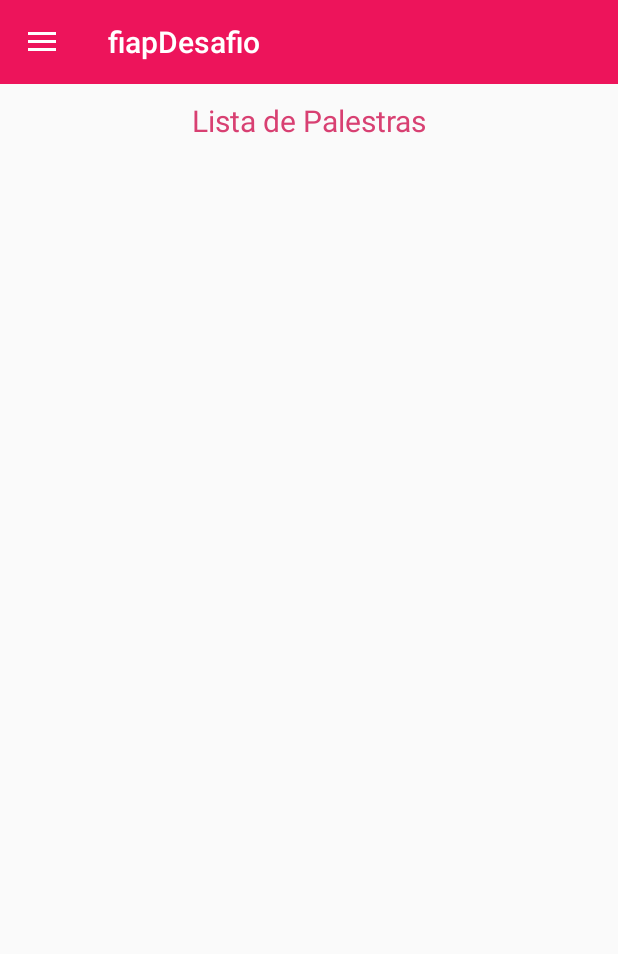
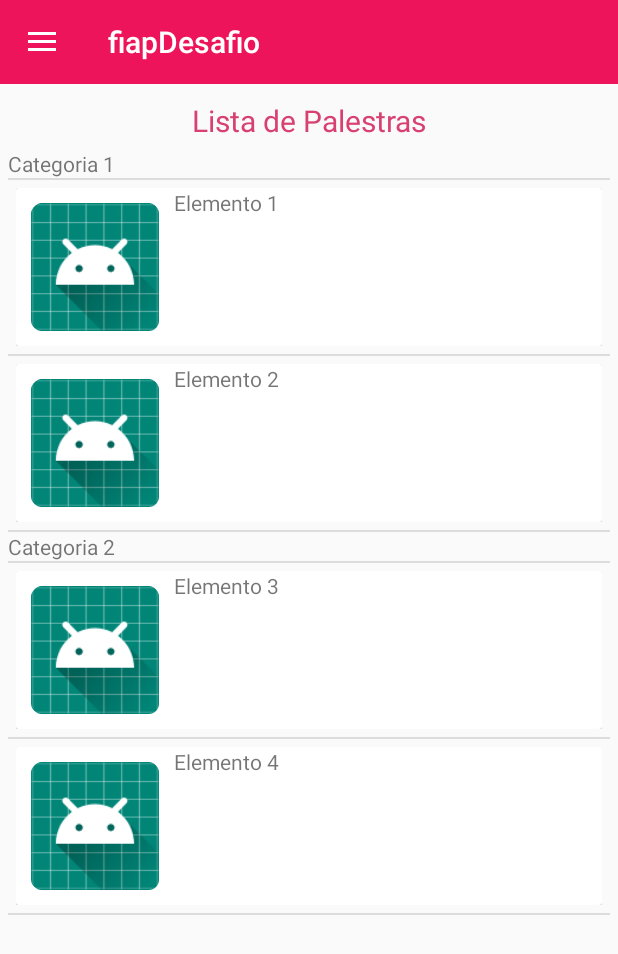
Before and after one commit to jose-leles/desafio-palestras, an Android app: the screen it shows after launch (MainActivity), on a phone screen of 412 x 824 dp. Shown: the top 954 px of the screen. Run offline under Robolectric (Android 15) with nearby library versions, the phone set to English and light mode, and no system bars.

Commit message:
adding sectionaded list in the fragment palestras

```diff
--- a/mobile/fiapDesafio/app/build.gradle
+++ b/mobile/fiapDesafio/app/build.gradle
@@ -37,4 +37,7 @@ dependencies {
     implementation 'com.android.support:support-v4:28.0.0'
     androidTestImplementation 'com.android.support.test:runner:1.0.2'
     androidTestImplementation 'com.android.support.test.espresso:espresso-core:3.0.2'
+
+    //teste com o SectionedReciclerViewAdapter
+    //implementation 'io.github.luizgrp.sectionedrecyclerviewadapter:sectionedrecyclerviewadapter:2.1.0'
 }
--- a/mobile/fiapDesafio/app/src/main/AndroidManifest.xml
+++ b/mobile/fiapDesafio/app/src/main/AndroidManifest.xml
@@ -1,6 +1,6 @@
 <?xml version="1.0" encoding="utf-8"?>
 <manifest xmlns:android="http://schemas.android.com/apk/res/android"
-    package="br.com.joseleles.fiapdesafio" >
+    package="br.com.joseleles.fiapdesafio">
 
     <application
         android:allowBackup="true"
@@ -8,7 +8,7 @@
         android:label="@string/app_name"
         android:roundIcon="@mipmap/ic_launcher_round"
         android:supportsRtl="true"
-        android:theme="@style/AppTheme" >
+        android:theme="@style/AppTheme">
         <activity android:name=".views.activities.MainActivity" >
             <intent-filter>
                 <action android:name="android.intent.action.MAIN" />
--- a/mobile/fiapDesafio/app/src/main/java/br/com/joseleles/fiapdesafio/models/Categoria.java
+++ b/mobile/fiapDesafio/app/src/main/java/br/com/joseleles/fiapdesafio/models/Categoria.java
@@ -19,6 +19,7 @@ public class Categoria implements Parcelable {
     private List<Palestra> palestras;
 
 
+    public Categoria(){}
 
     public Categoria(Parcel source){
         codigo = source.readInt();
@@ -52,23 +53,17 @@ public class Categoria implements Parcelable {
     }
 
 
-
-
-
-
-
-
     public int getCodigo() {return codigo; }
 
-    public void setCodigo(int codigo) { codigo = codigo; }
+    public void setCodigo(int codigo) { this.codigo = codigo; }
 
     public String getDescricao() { return descricao; }
 
-    public void setDescricao(String descricao) { descricao = descricao; }
+    public void setDescricao(String descricao) { this.descricao = descricao; }
 
-    public List<br.com.joseleles.fiapdesafio.models.Palestra> getPalestra() { return palestras; }
+    public List<Palestra> getPalestras() { return palestras; }
 
-    public void setPalestra(List<Palestra> palestra) { palestras = palestra; }
+    public void setPalestras(List<Palestra> palestras) { this.palestras = palestras; }
 
 
 }
--- a/mobile/fiapDesafio/app/src/main/java/br/com/joseleles/fiapdesafio/models/Palestra.java
+++ b/mobile/fiapDesafio/app/src/main/java/br/com/joseleles/fiapdesafio/models/Palestra.java
@@ -44,6 +44,8 @@ public class Palestra implements Parcelable {
     @SerializedName("HoraInscricao")
     private String horaInscricao;
 
+
+    public Palestra(){}
 
     public Palestra(Parcel source){
         codigo = source.readInt();
@@ -103,43 +105,43 @@ public class Palestra implements Parcelable {
 
     public String getImagem() { return imagem; }
 
-    public void setImagem(String imagem) { imagem = imagem; }
+    public void setImagem(String imagem) { this.imagem = imagem; }
 
     public String getTitulo() { return titulo; }
 
-    public void setTitulo(String titulo) { titulo = titulo; }
+    public void setTitulo(String titulo) { this.titulo = titulo; }
 
     public String getPalestrante() { return palestrante; }
 
-    public void setPalestrante(String palestrante) { palestrante = palestrante; }
+    public void setPalestrante(String palestrante) { this.palestrante = palestrante; }
 
     public String getDescricao() { return descricao; }
 
-    public void setDescricao(String descricao) { descricao = descricao; }
+    public void setDescricao(String descricao) { this.descricao = descricao; }
 
     public String getData() { return data; }
 
-    public void setData(String data) { data = data; }
+    public void setData(String data) { this.data = data; }
 
     public String getHora() { return hora; }
 
-    public void setHora(String hora) { hora = hora; }
+    public void setHora(String hora) { this.hora = hora; }
 
     public int getQtdVagasDisponiveis() { return qtdVagasDisponiveis; }
 
-    public void setQtdVagasDisponiveis(int qtdVagasDisponiveis) { qtdVagasDisponiveis = qtdVagasDisponiveis; }
+    public void setQtdVagasDisponiveis(int qtdVagasDisponiveis) { this.qtdVagasDisponiveis = qtdVagasDisponiveis; }
 
     public String getEmailCadastrado() { return emailCadastrado; }
 
-    public void setEmailCadastrado(String emailCadastrado) { emailCadastrado = emailCadastrado; }
+    public void setEmailCadastrado(String emailCadastrado) { this.emailCadastrado = emailCadastrado; }
 
     public String getDataInscricao() { return dataInscricao; }
 
-    public void setDataInscricao(String dataInscricao) { dataInscricao = dataInscricao; }
+    public void setDataInscricao(String dataInscricao) { this.dataInscricao = dataInscricao; }
 
     public String getHoraInscricao() { return horaInscricao; }
 
-    public void setHoraInscricao(String horaInscricao) { horaInscricao = horaInscricao; }
+    public void setHoraInscricao(String horaInscricao) { this.horaInscricao = horaInscricao; }
 
 
 }
--- /dev/null
+++ b/mobile/fiapDesafio/app/src/main/java/br/com/joseleles/fiapdesafio/views/adapters/AdaperPalestras.java
@@ -0,0 +1,69 @@
+package br.com.joseleles.fiapdesafio.views.adapters;
+
+import android.content.Context;
+import android.support.v7.widget.RecyclerView;
+import android.util.Log;
+import android.view.LayoutInflater;
+import android.view.View;
+import android.view.ViewGroup;
+import android.widget.TextView;
+import android.widget.Toast;
+
+import java.util.ArrayList;
+import java.util.List;
+
+import br.com.joseleles.fiapdesafio.R;
+import br.com.joseleles.fiapdesafio.models.Palestra;
+
+public class AdaperPalestras extends RecyclerView.Adapter<AdaperPalestras.PalestraViewHolder> {
+
+    private final Context context;
+    private List<Palestra> base;
+
+    public void add(Palestra s,int position) {
+        position = position == -1 ? getItemCount()  : position;
+        base.add(position,s);
+        notifyItemInserted(position);
+    }
+
+    public void remove(int position){
+        if (position < getItemCount()  ) {
+            base.remove(position);
+            notifyItemRemoved(position);
+        }
+    }
+
+    public static class PalestraViewHolder extends RecyclerView.ViewHolder {
+        public final TextView title;
+
+        public PalestraViewHolder(View view) {
+            super(view);
+            title = (TextView) view.findViewById(R.id.titulo_palestra);
+        }
+    }
+
+    public AdaperPalestras(Context context, List<Palestra> data) {
+        this.context = context;
+        if (data != null)
+            base = new ArrayList<Palestra>(data);
+        else base = new ArrayList<>();
+    }
+
+    public PalestraViewHolder onCreateViewHolder(ViewGroup parent, int viewType) {
+        final View view = LayoutInflater.from(context).inflate(R.layout.palestra_item, parent, false);
+        return new PalestraViewHolder(view);
+    }
+
+    @Override
+    public void onBindViewHolder(PalestraViewHolder holder, final int position) {
+        holder.title.setText(base.get(position).getTitulo());
+        holder.title.setOnClickListener(view -> Toast.makeText(context,"Position ="+position,Toast.LENGTH_SHORT).show());
+    }
+
+    @Override
+    public int getItemCount() {
+        return base.size();
+    }
+
+
+}
--- /dev/null
+++ b/mobile/fiapDesafio/app/src/main/java/br/com/joseleles/fiapdesafio/views/adapters/SeccionadorDeAdapterPalestra.java
@@ -0,0 +1,189 @@
+package br.com.joseleles.fiapdesafio.views.adapters;
+
+//Google android references:
+//https://android.googlesource.com/platform/external/iosched/+/HEAD/android/src/main/java/com/google/samples/apps/iosched/ui/SimpleSectionedListAdapter.java
+
+//Essa solução não me orgulha
+//https://gist.github.com/gabrielemariotti/4c189fb1124df4556058
+
+import android.content.Context;
+import android.support.v7.widget.RecyclerView;
+import android.util.SparseArray;
+import android.view.LayoutInflater;
+import android.view.View;
+import android.view.ViewGroup;
+import android.widget.TextView;
+
+import java.util.Arrays;
+import java.util.Comparator;
+
+public class SeccionadorDeAdapterPalestra extends RecyclerView.Adapter<RecyclerView.ViewHolder> {
+
+    private final Context context;
+    private static final int SECTION_TYPE = 0;
+
+    private boolean mValid = true;
+    private int mSectionResourceId;
+    private int mTextResourceId;
+    private LayoutInflater mLayoutInflater;
+    private RecyclerView.Adapter mBaseAdapter;
+    private SparseArray<Seccao> mSections = new SparseArray<Seccao>();
+
+
+    public SeccionadorDeAdapterPalestra(Context context, int sectionResourceId, int textResourceId,
+                                              RecyclerView.Adapter baseAdapter) {
+
+        mLayoutInflater = (LayoutInflater) context.getSystemService(Context.LAYOUT_INFLATER_SERVICE);
+        mSectionResourceId = sectionResourceId;
+        mTextResourceId = textResourceId;
+        mBaseAdapter = baseAdapter;
+        this.context = context;
+
+        mBaseAdapter.registerAdapterDataObserver(new RecyclerView.AdapterDataObserver() {
+            @Override
+            public void onChanged() {
+                mValid = mBaseAdapter.getItemCount()>0;
+                notifyDataSetChanged();
+            }
+
+            @Override
+            public void onItemRangeChanged(int positionStart, int itemCount) {
+                mValid = mBaseAdapter.getItemCount()>0;
+                notifyItemRangeChanged(positionStart, itemCount);
+            }
+
+            @Override
+            public void onItemRangeInserted(int positionStart, int itemCount) {
+                mValid = mBaseAdapter.getItemCount()>0;
+                notifyItemRangeInserted(positionStart, itemCount);
+            }
+
+            @Override
+            public void onItemRangeRemoved(int positionStart, int itemCount) {
+                mValid = mBaseAdapter.getItemCount()>0;
+                notifyItemRangeRemoved(positionStart, itemCount);
+            }
+        });
+    }
+
+
+    public static class SectionViewHolder extends RecyclerView.ViewHolder {
+
+        public TextView title;
+
+        public SectionViewHolder(View view,int mTextResourceid) {
+            super(view);
+            title = (TextView) view.findViewById(mTextResourceid);
+        }
+    }
+
+    @Override
+    public RecyclerView.ViewHolder onCreateViewHolder(ViewGroup parent, int typeView) {
+        if (typeView == SECTION_TYPE) {
+            final View view = LayoutInflater.from(context).inflate(mSectionResourceId, parent, false);
+            return new SectionViewHolder(view,mTextResourceId);
+        }else{
+            return mBaseAdapter.onCreateViewHolder(parent, typeView -1);
+        }
+    }
+
+    @Override
+    public void onBindViewHolder(RecyclerView.ViewHolder sectionViewHolder, int position) {
+        if (isSectionHeaderPosition(position)) {
+            ((SectionViewHolder)sectionViewHolder).title.setText(mSections.get(position).title);
+        }else{
+            mBaseAdapter.onBindViewHolder(sectionViewHolder,sectionedPositionToPosition(position));
+        }
+
+    }
+
+    @Override
+    public int getItemViewType(int position) {
+        return isSectionHeaderPosition(position)
+                ? SECTION_TYPE
+                : mBaseAdapter.getItemViewType(sectionedPositionToPosition(position)) +1 ;
+    }
+
+
+    public static class Seccao {
+        int firstPosition;
+        int sectionedPosition;
+        CharSequence title;
+
+        public Seccao(int firstPosition, CharSequence title) {
+            this.firstPosition = firstPosition;
+            this.title = title;
+        }
+
+        public CharSequence getTitle() {
+            return title;
+        }
+    }
+
+
+    public void setSections(Seccao[] sections) {
+        mSections.clear();
+
+        Arrays.sort(sections, new Comparator<Seccao>() {
+            @Override
+            public int compare(Seccao o, Seccao o1) {
+                return (o.firstPosition == o1.firstPosition)
+                        ? 0
+                        : ((o.firstPosition < o1.firstPosition) ? -1 : 1);
+            }
+        });
+
+        int offset = 0; // offset positions for the headers we're adding
+        for (Seccao section : sections) {
+            section.sectionedPosition = section.firstPosition + offset;
+            mSections.append(section.sectionedPosition, section);
+            ++offset;
+        }
+
+        notifyDataSetChanged();
+    }
+
+    public int positionToSectionedPosition(int position) {
+        int offset = 0;
+        for (int i = 0; i < mSections.size(); i++) {
+            if (mSections.valueAt(i).firstPosition > position) {
+                break;
+            }
+            ++offset;
+        }
+        return position + offset;
+    }
+
+    public int sectionedPositionToPosition(int sectionedPosition) {
+        if (isSectionHeaderPosition(sectionedPosition)) {
+            return RecyclerView.NO_POSITION;
+        }
+
+        int offset = 0;
+        for (int i = 0; i < mSections.size(); i++) {
+            if (mSections.valueAt(i).sectionedPosition > sectionedPosition) {
+                break;
+            }
+            --offset;
+        }
+        return sectionedPosition + offset;
+    }
+
+    public boolean isSectionHeaderPosition(int position) {
+        return mSections.get(position) != null;
+    }
+
+
+    @Override
+    public long getItemId(int position) {
+        return isSectionHeaderPosition(position)
+                ? Integer.MAX_VALUE - mSections.indexOfKey(position)
+                : mBaseAdapter.getItemId(sectionedPositionToPosition(position));
+    }
+
+    @Override
+    public int getItemCount() {
+        return (mValid ? mBaseAdapter.getItemCount() + mSections.size() : 0);
+    }
+
+}
--- a/mobile/fiapDesafio/app/src/main/java/br/com/joseleles/fiapdesafio/views/fragments/FragmentPalestras.java
+++ b/mobile/fiapDesafio/app/src/main/java/br/com/joseleles/fiapdesafio/views/fragments/FragmentPalestras.java
@@ -3,21 +3,31 @@ package br.com.joseleles.fiapdesafio.views.fragments;
 import android.os.Bundle;
 import android.support.annotation.NonNull;
 import android.support.annotation.Nullable;
+import android.support.v7.widget.DividerItemDecoration;
 import android.support.v7.widget.LinearLayoutManager;
 import android.support.v7.widget.RecyclerView;
 import android.view.LayoutInflater;
 import android.view.View;
 import android.view.ViewGroup;
 
+import java.util.ArrayList;
+import java.util.Arrays;
 import java.util.List;
 
 import br.com.joseleles.fiapdesafio.R;
 import br.com.joseleles.fiapdesafio.models.Categoria;
+import br.com.joseleles.fiapdesafio.models.Palestra;
+import br.com.joseleles.fiapdesafio.views.adapters.AdaperPalestras;
+import br.com.joseleles.fiapdesafio.views.adapters.SeccionadorDeAdapterPalestra;
+import br.com.joseleles.fiapdesafio.views.adapters.SeccionadorDeAdapterPalestra.Seccao;
 
 public class FragmentPalestras extends FragmentBase {
 
     RecyclerView reciclerView;
-    List<Categoria> listaCategorias; // dentro tem as palestras
+    AdaperPalestras adpter;
+    List<Categoria> listaCategorias = new ArrayList<>(); // dentro tem as palestras
+    Seccao[] mapaDasSeccoes;
+    List<Palestra> listaCompleta = new ArrayList<>(); // lista sem as categorias
 
     @Override
     public void onCreate(@Nullable Bundle savedInstanceState) {
@@ -31,9 +41,60 @@ public class FragmentPalestras extends FragmentBase {
 
         reciclerView = root.findViewById(R.id.lista_palestras);
         reciclerView.setLayoutManager(new LinearLayoutManager(getContext()));
-        reciclerView.setAdapter();
+
+        reciclerView.addItemDecoration(new DividerItemDecoration(getContext(),LinearLayoutManager.VERTICAL));
+
+        populateFakeCategorias();
+
+        setAdpterSeccionadoParaORecyclerView(reciclerView);
+
+
 
         return root;
     }
 
+    private void populateFakeCategorias() {
+        listaCategorias = new ArrayList<>();
+        listaCategorias.add(new Categoria());
+        listaCategorias.get(0).setDescricao("Categoria 1");
+        listaCategorias.get(0).setPalestras(new ArrayList<>(Arrays.asList(new Palestra(),new Palestra())));
+        listaCategorias.get(0).getPalestras().get(0).setTitulo("Elemento 1");
+        listaCategorias.get(0).getPalestras().get(1).setTitulo("Elemento 2");
+        listaCategorias.add(new Categoria());
+        listaCategorias.get(1).setDescricao("Categoria 2");
+        listaCategorias.get(1).setPalestras(new ArrayList<>(Arrays.asList(new Palestra(),new Palestra())));
+        listaCategorias.get(1).getPalestras().get(0).setTitulo("Elemento 3");
+        listaCategorias.get(1).getPalestras().get(1).setTitulo("Elemento 4");
+    }
+
+    private void setAdpterSeccionadoParaORecyclerView(RecyclerView reciclerView) {
+        // [ {0,"categoria 1"}, {3, "categoria2"}]
+        mapaDasSeccoes = new Seccao[listaCategorias.size()];
+        //sempre comeca onde o anterior termina
+        int palestrasAdicionadas = 0;
+        for(int c= 0; c<listaCategorias.size(); c++){
+            mapaDasSeccoes[c] = new Seccao(palestrasAdicionadas,listaCategorias.get(c).getDescricao());
+
+            palestrasAdicionadas += listaCategorias.get(c).getPalestras().size();
+
+            // for cada palestra da minha categoria
+            for(int p= 0; p<listaCategorias.get(c).getPalestras().size(); p++){
+                listaCompleta.add(listaCategorias.get(c).getPalestras().get(p));
+                listaCategorias.get(c).getPalestras().remove(p);
+                p--;
+            }
+        }
+
+        adpter = new AdaperPalestras(getContext(), listaCompleta);
+
+        //Add your adapter to the sectionAdapter
+        SeccionadorDeAdapterPalestra adaperSeccionado = new
+                SeccionadorDeAdapterPalestra(getContext(),R.layout.item_seccao_palestra,R.id.titulo_seccao_categoria,adpter);
+        adaperSeccionado.setSections(mapaDasSeccoes);
+
+        //Apply this adapter to the RecyclerView
+        reciclerView.setAdapter(adaperSeccionado);
+
+    }
+
 }
--- /dev/null
+++ b/mobile/fiapDesafio/app/src/main/res/layout/item_seccao_palestra.xml
@@ -0,0 +1,12 @@
+<?xml version="1.0" encoding="utf-8"?>
+<LinearLayout xmlns:android="http://schemas.android.com/apk/res/android"
+    android:orientation="vertical" android:layout_width="match_parent"
+    android:layout_height="wrap_content">
+
+    <TextView
+        android:id="@+id/titulo_seccao_categoria"
+        android:layout_width="match_parent"
+        android:layout_height="wrap_content"
+        />
+
+</LinearLayout>
--- /dev/null
+++ b/mobile/fiapDesafio/app/src/main/res/layout/palestra_item.xml
@@ -0,0 +1,53 @@
+<?xml version="1.0" encoding="utf-8"?>
+<LinearLayout xmlns:android="http://schemas.android.com/apk/res/android"
+    xmlns:app="http://schemas.android.com/apk/res-auto"
+    xmlns:card_view="http://schemas.android.com/tools"
+    android:orientation="vertical"
+    android:layout_width="match_parent"
+    android:layout_height="wrap_content"
+    android:padding="5dp">
+
+    <android.support.v7.widget.CardView
+        android:layout_height="match_parent"
+        android:layout_width="match_parent"
+        card_view:cardBackgroundColor="@android:color/white"
+        card_view:cardElevation="2dp"
+        card_view:cardUseCompatPadding="true"
+        app:cardElevation="5dp"
+        >
+        <LinearLayout
+            android:layout_width="match_parent"
+            android:layout_height="match_parent"
+            android:orientation="horizontal">
+
+            <ImageView
+                android:layout_width="85dp"
+                android:layout_height="85dp"
+                android:layout_margin="10dp"
+                android:src="@mipmap/ic_launcher"/>
+
+            <LinearLayout
+                android:layout_width="wrap_content"
+                android:layout_height="match_parent"
+                android:orientation="vertical">
+
+                <TextView
+                    android:id="@+id/titulo_palestra"
+                    android:layout_width="wrap_content"
+                    android:layout_height="wrap_content"
+                    android:text="Gestão de pessoas por competencias"/>
+                <TextView
+                    android:layout_width="wrap_content"
+                    android:layout_height="wrap_content" />
+                <TextView
+                    android:layout_width="wrap_content"
+                    android:layout_height="wrap_content" />
+                <TextView
+                    android:layout_width="wrap_content"
+                    android:layout_height="wrap_content" />
+            </LinearLayout>
+
+        </LinearLayout>
+    </android.support.v7.widget.CardView>
+
+</LinearLayout>
```
